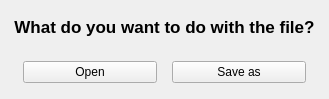
This is zapzap/view/downloadPopup.ui in rafatosta/zapzap as Qt 5 draws it before an edit. The edited form follows.
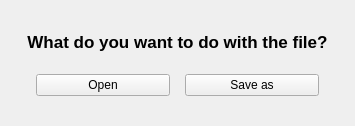
This is the edited form.

Diff of the .ui file:
```diff
--- a/zapzap/view/downloadPopup.ui
+++ b/zapzap/view/downloadPopup.ui
@@ -6,8 +6,8 @@
    <rect>
     <x>0</x>
     <y>0</y>
-    <width>310</width>
-    <height>99</height>
+    <width>342</width>
+    <height>126</height>
    </rect>
   </property>
   <property name="windowTitle">
@@ -18,16 +18,16 @@
     <number>0</number>
    </property>
    <property name="leftMargin">
-    <number>0</number>
+    <number>6</number>
    </property>
    <property name="topMargin">
-    <number>0</number>
+    <number>6</number>
    </property>
    <property name="rightMargin">
-    <number>0</number>
+    <number>6</number>
    </property>
    <property name="bottomMargin">
-    <number>0</number>
+    <number>6</number>
    </property>
    <item>
     <widget class="QFrame" name="popupMargins">
@@ -39,19 +39,19 @@
      </property>
      <layout class="QVBoxLayout" name="verticalLayout_2">
       <property name="spacing">
-       <number>0</number>
+       <number>6</number>
       </property>
       <property name="leftMargin">
-       <number>5</number>
+       <number>6</number>
       </property>
       <property name="topMargin">
-       <number>5</number>
+       <number>6</number>
       </property>
       <property name="rightMargin">
-       <number>5</number>
+       <number>6</number>
       </property>
       <property name="bottomMargin">
-       <number>5</number>
+       <number>6</number>
       </property>
       <item>
        <widget class="QFrame" name="popupFrame">
@@ -63,7 +63,19 @@
         </property>
         <layout class="QVBoxLayout" name="verticalLayout">
          <property name="spacing">
-          <number>20</number>
+          <number>15</number>
+         </property>
+         <property name="leftMargin">
+          <number>15</number>
+         </property>
+         <property name="topMargin">
+          <number>15</number>
+         </property>
+         <property name="rightMargin">
+          <number>15</number>
+         </property>
+         <property name="bottomMargin">
+          <number>15</number>
          </property>
          <item>
           <widget class="QLabel" name="label_2">
```
